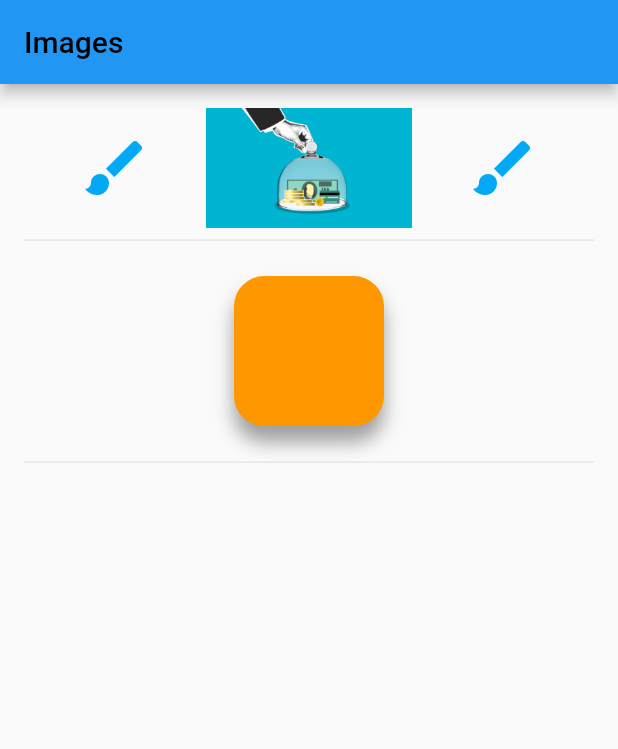
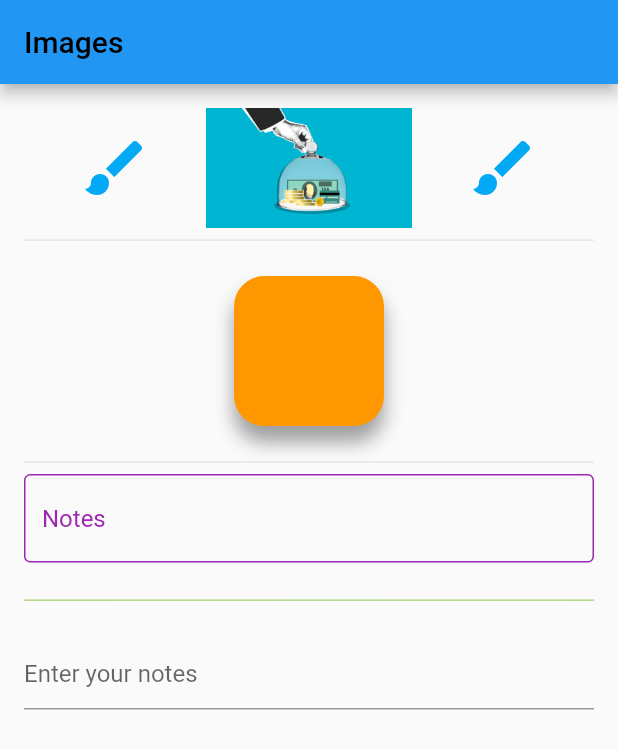
Before and after one commit to DerrickAntoney/begginer_app, a Flutter app: the screen it shows after launch, on a phone screen of 412 x 824 dp. Shown: the top 749 px of the screen. Run offline on Flutter 3.47's test engine with Material 2 defaults, Android fonts, the phone set to English and light mode, and no system bars.

Commit message:
Added TextField, Divider and TextFormField in Inputdecoratorwidget

```diff
--- a/lib/pages/homethree.dart
+++ b/lib/pages/homethree.dart
@@ -63,7 +63,33 @@ class InputDecoratorsWidget extends StatelessWidget {
 
   @override
   Widget build(BuildContext context) {
-    return const Row();
+    return Column(
+      children: <Widget> [
+        TextField(
+          keyboardType: TextInputType.text,
+          style: TextStyle(
+            color: Colors.grey.shade800,
+            fontSize: 16.0
+          ),
+          decoration: const InputDecoration(
+            hintText: 'Notes',
+            hintStyle: TextStyle(color: Colors.purple),
+            //helperText: 'Notes',
+            //helperStyle: TextStyle(color: Colors.purple)
+            //border: OutlineInputBorder()
+            enabledBorder: OutlineInputBorder(
+              borderSide: BorderSide(color: Colors.purple),)
+          ),
+        ),
+        const Divider(
+          color: Colors.lightGreen,
+          height: 50.0,
+        ),
+        TextFormField(
+          decoration: const InputDecoration(hintText: 'Enter your notes'),
+        )
+      ],
+    );
   }
 }
 
```
